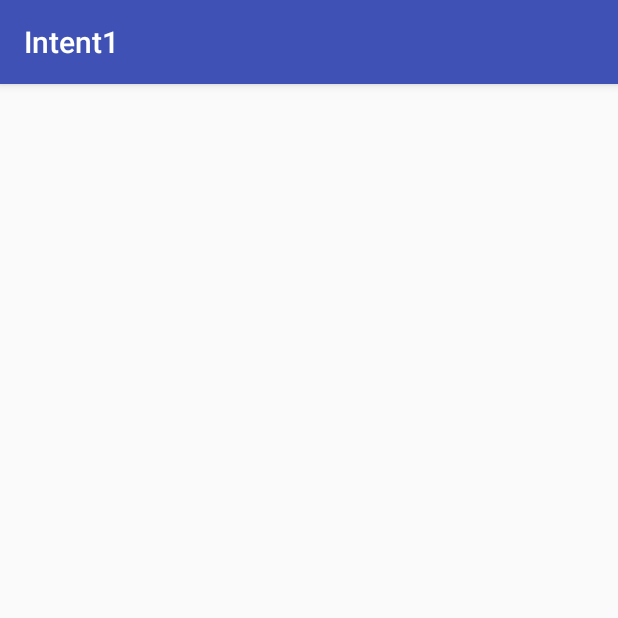
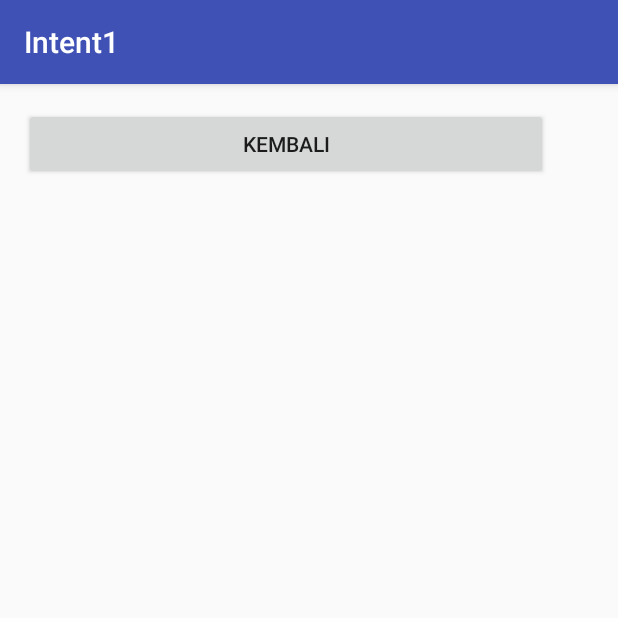
Before and after one commit to pashaneesa/Intent1, an Android app: the HasilActivity screen opened directly, with no data from a screen before it, on a phone screen of 412 x 824 dp, the top half of it. Run offline under Robolectric (Android 15) with nearby library versions, the phone set to English and light mode, and no system bars.

```diff
--- a/app/src/main/java/id/sch/smktelkom_mlg/learn/intent1/HasilActivity.java
+++ b/app/src/main/java/id/sch/smktelkom_mlg/learn/intent1/HasilActivity.java
@@ -2,6 +2,7 @@ package id.sch.smktelkom_mlg.learn.intent1;
 
 import android.support.v7.app.AppCompatActivity;
 import android.os.Bundle;
+import android.view.View;
 
 public class HasilActivity extends AppCompatActivity {
 
@@ -9,5 +10,12 @@ public class HasilActivity extends AppCompatActivity {
     protected void onCreate(Bundle savedInstanceState) {
         super.onCreate(savedInstanceState);
         setContentView(R.layout.activity_hasil);
+
+        findViewById(R.id.buttonBack).setOnClickListener(new View.OnClickListener() {
+            @Override
+            public void onClick(View v) {
+                onBackPressed();
+            }
+        });
     }
 }
--- a/app/src/main/res/layout/activity_hasil.xml
+++ b/app/src/main/res/layout/activity_hasil.xml
@@ -1,5 +1,5 @@
 <?xml version="1.0" encoding="utf-8"?>
-<RelativeLayout xmlns:android="http://schemas.android.com/apk/res/android"
+<LinearLayout xmlns:android="http://schemas.android.com/apk/res/android"
     xmlns:tools="http://schemas.android.com/tools"
     android:layout_width="match_parent"
     android:layout_height="match_parent"
@@ -7,6 +7,12 @@
     android:paddingLeft="@dimen/activity_horizontal_margin"
     android:paddingRight="@dimen/activity_horizontal_margin"
     android:paddingTop="@dimen/activity_vertical_margin"
+    android:orientation="vertical"
     tools:context="id.sch.smktelkom_mlg.learn.intent1.HasilActivity">
 
-</RelativeLayout>
+    <Button
+        android:layout_width="349dp"
+        android:layout_height="wrap_content"
+        android:text="Kembali"
+        android:id="@+id/buttonBack" />
+</LinearLayout>
```
